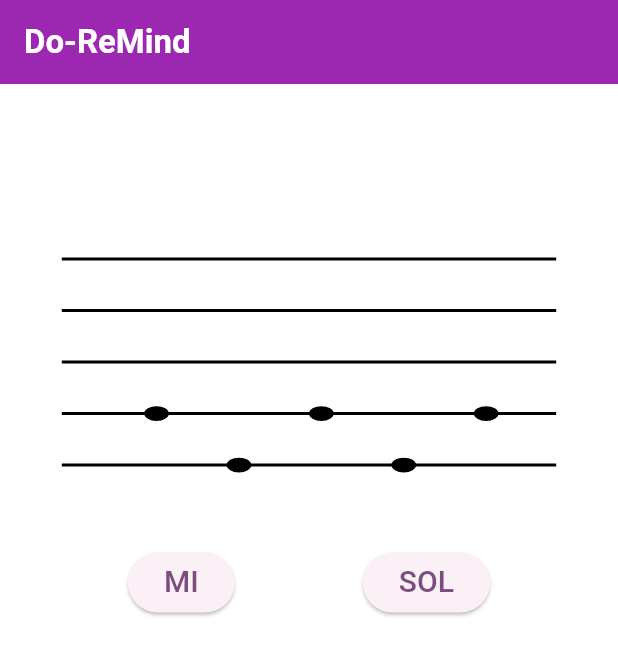
After one commit to MiguelMestra/DoReMind, a Flutter app: the PracticeIntensityView screen opened by its route, after a tap on "OK", on a phone screen of 412 x 824 dp. The commit adds this screen. Shown: the top 656 px of the screen. Run offline on Flutter 3.47's test engine with Material 3 defaults, Android fonts, the phone set to English and light mode, and no system bars; network calls fail.

Commit message:
view practice intensity

```diff
--- /dev/null
+++ b/lib/Views/practice_intensity_view.dart
@@ -0,0 +1,256 @@
+import 'package:do_re_mind/Views/education_intensity_view.dart';
+import 'package:do_re_mind/Views/modules_view.dart';
+import 'package:do_re_mind/Views/teoric_duration_view.dart';
+import 'package:do_re_mind/Views/teoric_tone_view.dart';
+import 'package:flutter/material.dart';
+import 'dart:math';
+
+import 'package:flutter/scheduler.dart';
+
+class PracticeIntensityView extends StatefulWidget {
+  const PracticeIntensityView({super.key});
+  static String id = 'practice_intensity_view';
+
+  @override
+  State<PracticeIntensityView> createState() => _PracticeIntensityViewState();
+}
+
+class _PracticeIntensityViewState extends State<PracticeIntensityView> {
+  int visibleDots = 5;
+  List<int> positions = [];
+  DateTime startTime = DateTime.now();
+  double seconds = 0;
+  bool initDialogShown = false;
+
+  @override
+  void initState() {
+    super.initState();
+    WidgetsBinding.instance.addPostFrameCallback((_) {
+      if (!initDialogShown) {
+        showInitDialog();
+      }
+    });
+  }
+
+  void timeInitialize() {
+    startTime = DateTime.now();
+  }
+
+  void calculateSeconds() {
+    seconds = DateTime.now().difference(startTime).inMilliseconds / 1000;
+  }
+
+  void generatePoints() {
+    Random random = Random();
+    for (int i = 0; i < 5; i++) {
+      int randomNumber = random.nextInt(100);
+      if (randomNumber % 2 == 0) {
+        positions.add(4);
+      } else {
+        positions.add(5);
+      }
+    }
+  }
+
+  void checkIsCorrect(int line) {
+    if (positions[5 - visibleDots] == line) {
+      removeDot();
+    }
+  }
+
+  void removeDot() {
+    setState(() {
+      if (visibleDots > 0) {
+        visibleDots--;
+      }
+
+      if (visibleDots == 0) {
+        calculateSeconds();
+        showWinDialog(seconds.toString());
+      }
+    });
+  }
+
+  void showInitDialog() {
+    showDialog(
+      barrierDismissible: false,
+      context: context,
+      builder: (BuildContext context) {
+        return AlertDialog(
+          content: SingleChildScrollView(
+            child: Column(
+            children: [
+              const Text(
+                'Debes elegir las notas correctas lo más rápido posible.\n\n',
+                textAlign: TextAlign.center,
+                style: TextStyle(fontSize: 20),
+              ),
+              const Text(
+                'Pulsa OK para empezar.\n',
+                textAlign: TextAlign.center, style: TextStyle(fontWeight: FontWeight.bold),
+              ),
+              ElevatedButton(
+                child: const Text('OK', style: TextStyle(fontSize: 15),),
+                onPressed: () {
+                  timeInitialize();
+                  Navigator.of(context).pop();
+                  setState(() {
+                    initDialogShown = true;
+                  });
+                  generatePoints(); // Generar puntos después de cerrar el initDialog
+                },
+              ),
+            ],
+          ),
+          )
+
+        );
+      },
+    );
+  }
+
+  void showWinDialog(String tiempo) {
+    showDialog(
+      barrierDismissible: false,
+      context: context,
+      builder: (BuildContext context) {
+        return AlertDialog(
+          title: const Text(
+            'Felicidades, has completado el nivel en: ',
+            textAlign: TextAlign.center,
+          ),
+          content: SingleChildScrollView(
+            child: Column(
+              children: [
+                Text(tiempo, style: const TextStyle(fontSize: 40)),
+                const Text("segundos", style: TextStyle(fontSize: 17)),
+              ],
+            ),
+          ),
+          actions: <Widget>[
+            ElevatedButton(
+              child: const Text('Reintentar'),
+              onPressed: () {
+                reset();
+                Navigator.of(context).pop();
+                showInitDialog();
+              },
+            ),
+            ElevatedButton(
+              child: const Text('Volver'),
+              onPressed: () {
+                Navigator.pushNamed(context, EducationIntensityView.id);
+              },
+            )
+          ],
+        );
+      },
+    );
+  }
+
+  void reset() {
+    setState(() {
+      positions = [];
+    });
+
+    visibleDots = 5;
+  }
+
+  @override
+  Widget build(BuildContext context) {
+    final size = MediaQuery.of(context).size;
+    return Scaffold(
+      backgroundColor: Colors.white,
+      appBar: AppBar(
+        title: const Text(
+          'Do-ReMind',
+          style: TextStyle(color: Colors.white, fontWeight: FontWeight.bold),
+        ),
+        automaticallyImplyLeading: false,
+        backgroundColor: Colors.purple,
+      ),
+      body: Column(
+        children: [
+          Center(
+            child: Column(
+              mainAxisAlignment: MainAxisAlignment.center,
+              children: [
+                SizedBox(height: size.height * 0.1),
+                CustomPaint(
+                  size: Size(size.width * 0.8, size.width * 0.5),
+                  painter: PentagramaPainter(visibleDots, positions),
+                ),
+                const SizedBox(height: 20),
+                Row(
+                  mainAxisSize: MainAxisSize.max,
+                  mainAxisAlignment: MainAxisAlignment.spaceEvenly,
+                  children: [
+                    ElevatedButton(
+                      onPressed: () {
+                        checkIsCorrect(5);
+                      },
+                      child: const Text(
+                        'MI',
+                        style: TextStyle(fontSize: 20),
+                      ),
+                    ),
+                    ElevatedButton(
+                      onPressed: () {
+                        checkIsCorrect(4);
+                      },
+                      child: const Text(
+                        'SOL',
+                        style: TextStyle(fontSize: 20),
+                      ),
+                    ),
+                  ],
+                ),
+              ],
+            ),
+          ),
+        ],
+      ),
+    );
+  }
+}
+
+class PentagramaPainter extends CustomPainter {
+  final int visibleDots;
+  final List<int> positions;
+
+  PentagramaPainter(this.visibleDots, this.positions);
+
+  @override
+  void paint(Canvas canvas, Size size) {
+    final paint = Paint()
+      ..color = Colors.black
+      ..strokeWidth = 2.0;
+
+    final double lineSpacing = size.height / 6; // Espacio entre líneas
+
+    // Dibujar las 5 líneas del pentagrama
+    for (int i = 1; i <= 5; i++) {
+      double y = i * lineSpacing;
+      canvas.drawLine(Offset(0, y), Offset(size.width, y), paint);
+    }
+
+    // Dibujar los óvalos (notas)
+    final double ovalWidth = size.width * 0.05;
+    final double ovalHeight = size.width * 0.03;
+
+    for (int i = 0; i < visibleDots; i++) {
+      double ovalX = size.width / 6 * (5 - i); // Posiciones X distribuidas uniformemente
+      double ovalY =
+          lineSpacing * positions[5 - i - 1]; // Poner todas las notas en la segunda línea
+
+      Rect ovalRect =
+          Rect.fromLTWH(ovalX, ovalY - (ovalHeight / 2), ovalWidth, ovalHeight);
+      canvas.drawOval(ovalRect, paint);
+    }
+  }
+
+  @override
+  bool shouldRepaint(covariant CustomPainter oldDelegate) {
+    return true;
+  }
+}
--- a/lib/Views/teoric_duration_view.dart
+++ b/lib/Views/teoric_duration_view.dart
@@ -1,5 +1,4 @@
-import 'package:do_re_mind/Views/excercises_view.dart';
-import 'package:do_re_mind/Views/modules_view.dart';
+import 'package:do_re_mind/Views/education_intensity_view.dart';
 import 'package:flutter/material.dart';
 
 class TeoricDurationView extends StatelessWidget {
@@ -70,7 +69,7 @@ class TeoricDurationView extends StatelessWidget {
       )
       ,
       floatingActionButton: FloatingActionButton(
-        onPressed: () => {Navigator.pushNamed(context, ExcercisesView.id)},
+        onPressed: () => {Navigator.pushNamed(context, EducationIntensityView.id)},
         child: const Icon(Icons.arrow_back_outlined),
     ),
     );
--- a/lib/Views/teoric_tone_view.dart
+++ b/lib/Views/teoric_tone_view.dart
@@ -1,5 +1,4 @@
-import 'package:do_re_mind/Views/excercises_view.dart';
-import 'package:do_re_mind/Views/modules_view.dart';
+import 'package:do_re_mind/Views/education_intensity_view.dart';
 import 'package:flutter/material.dart';
 
 class TeoricToneView extends StatelessWidget {
@@ -59,7 +58,7 @@ class TeoricToneView extends StatelessWidget {
       )
       ,
       floatingActionButton: FloatingActionButton(
-        onPressed: () => {Navigator.pushNamed(context, ExcercisesView.id)},
+        onPressed: () => {Navigator.pushNamed(context, EducationIntensityView.id)},
         child: const Icon(Icons.arrow_back_outlined),
     ),
     );
--- a/lib/main.dart
+++ b/lib/main.dart
@@ -1,3 +1,4 @@
+import 'package:do_re_mind/Views/practice_intensity_view.dart';
 import 'package:do_re_mind/router/routes.dart';
 import 'package:do_re_mind/views/login_view.dart';
 import 'package:flutter/material.dart';
--- a/lib/router/routes.dart
+++ b/lib/router/routes.dart
@@ -1,6 +1,8 @@
-import 'package:do_re_mind/Views/excercises_view.dart';
+import 'package:do_re_mind/Views/education_duration_view.dart';
+import 'package:do_re_mind/Views/education_intensity_view.dart';
 import 'package:do_re_mind/Views/login_view.dart';
 import 'package:do_re_mind/Views/modules_view.dart';
+import 'package:do_re_mind/Views/practice_intensity_view.dart';
 import 'package:do_re_mind/Views/teoric_duration_view.dart';
 import 'package:do_re_mind/Views/teoric_tone_view.dart';
 import 'package:flutter/material.dart';
@@ -8,7 +10,9 @@ import 'package:flutter/material.dart';
 var customRoutes = <String, WidgetBuilder>{
   LoginView.id: (_) => const LoginView(),
   ModulesView.id: (_) => const ModulesView(),
-  ExcercisesView.id: (_) => const ExcercisesView(),
+  EducationIntensityView.id: (_) => const EducationIntensityView(),
+  EducationDurationView.id: (_) => const EducationDurationView(),
   TeoricToneView.id: (_) => const TeoricToneView(),
-  TeoricDurationView.id: (_) => const TeoricDurationView()
+  TeoricDurationView.id: (_) => const TeoricDurationView(),
+  PracticeIntensityView.id: (_) => const PracticeIntensityView()
 };
```
Also changed, not shown: lib/Views/education_duration_view.dart (added, +58 -0 lines), lib/Views/education_intensity_view.dart (renamed from lib/Views/excercises_view.dart, +6 -5 lines), lib/Views/modules_view.dart (+4 -3 lines), assets/duracion_colores.jpg (added), assets/pentagrama_practica.jpg (added).
